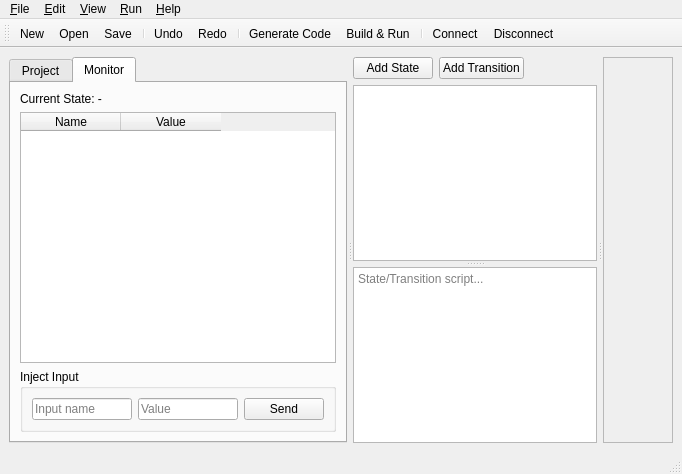
This is src/core_fsm/ui_qt/mainwindow.ui in EightL/fsm-automata-editor-monitor as Qt 5 draws it before an edit. The edited form follows.
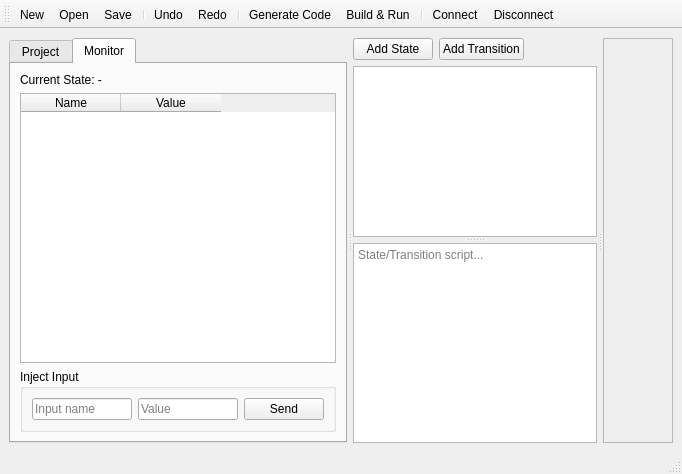
This is the edited form. The open tabs and pages were chosen to show the change.

```diff
--- a/src/core_fsm/ui_qt/mainwindow.ui
+++ b/src/core_fsm/ui_qt/mainwindow.ui
@@ -169,6 +169,12 @@
            <property name="placeholderText">
             <string>State/Transition script...</string>
            </property>
+             <property name="minimumSize">
+                <size>
+                <width>200</width>
+                <height>200</height>
+                </size>
+            </property>
           </widget>
          </widget>
         </item>
@@ -194,68 +200,6 @@
     </item>
    </layout>
   </widget>
-  <widget class="QMenuBar" name="menubar">
-   <property name="geometry">
-    <rect>
-     <x>0</x>
-     <y>0</y>
-     <width>682</width>
-     <height>20</height>
-    </rect>
-   </property>
-   <property name="nativeMenuBar">
-    <bool>true</bool>
-   </property>
-   <widget class="QMenu" name="menuFile">
-    <property name="title">
-     <string>&amp;File</string>
-    </property>
-    <addaction name="actionNew"/>
-    <addaction name="actionOpen"/>
-    <addaction name="actionSave"/>
-    <addaction name="actionSaveAs"/>
-    <addaction name="separator"/>
-    <addaction name="actionExit"/>
-   </widget>
-   <widget class="QMenu" name="menuEdit">
-    <property name="title">
-     <string>&amp;Edit</string>
-    </property>
-    <addaction name="actionUndo"/>
-    <addaction name="actionRedo"/>
-    <addaction name="separator"/>
-    <addaction name="actionCut"/>
-    <addaction name="actionCopy"/>
-    <addaction name="actionPaste"/>
-    <addaction name="actionDelete"/>
-   </widget>
-   <widget class="QMenu" name="menuView">
-    <property name="title">
-     <string>&amp;View</string>
-    </property>
-   </widget>
-   <widget class="QMenu" name="menuRun">
-    <property name="title">
-     <string>&amp;Run</string>
-    </property>
-    <addaction name="actionGenerateCode"/>
-    <addaction name="actionBuildRun"/>
-    <addaction name="separator"/>
-    <addaction name="actionConnect"/>
-    <addaction name="actionDisconnect"/>
-   </widget>
-   <widget class="QMenu" name="menuHelp">
-    <property name="title">
-     <string>&amp;Help</string>
-    </property>
-    <addaction name="actionAbout"/>
-   </widget>
-   <addaction name="menuFile"/>
-   <addaction name="menuEdit"/>
-   <addaction name="menuView"/>
-   <addaction name="menuRun"/>
-   <addaction name="menuHelp"/>
-  </widget>
   <widget class="QToolBar" name="mainToolBar">
    <attribute name="toolBarArea">
     <enum>TopToolBarArea</enum>
```
Left out of the diff: 22 changed lines with no effect on the pictures.
